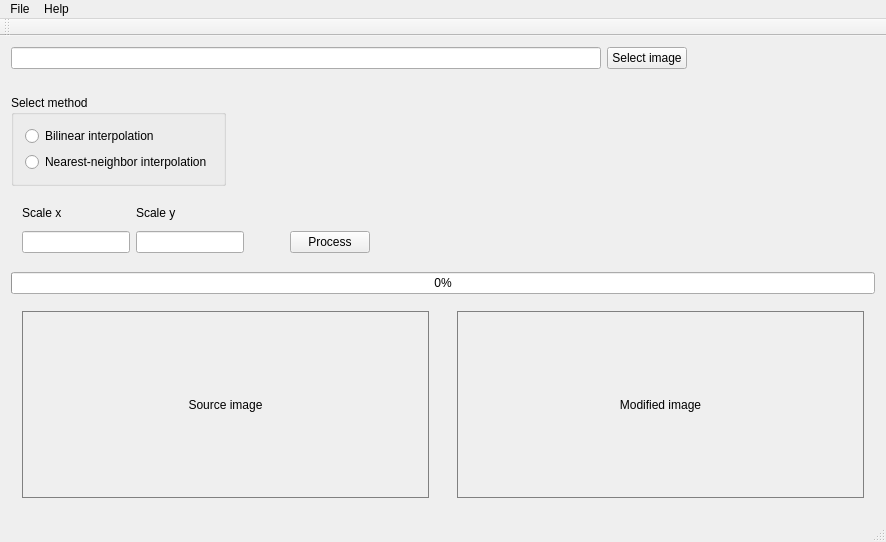
Qt form qt/mainwindow.ui (herodrigues/cvip) before a commit.
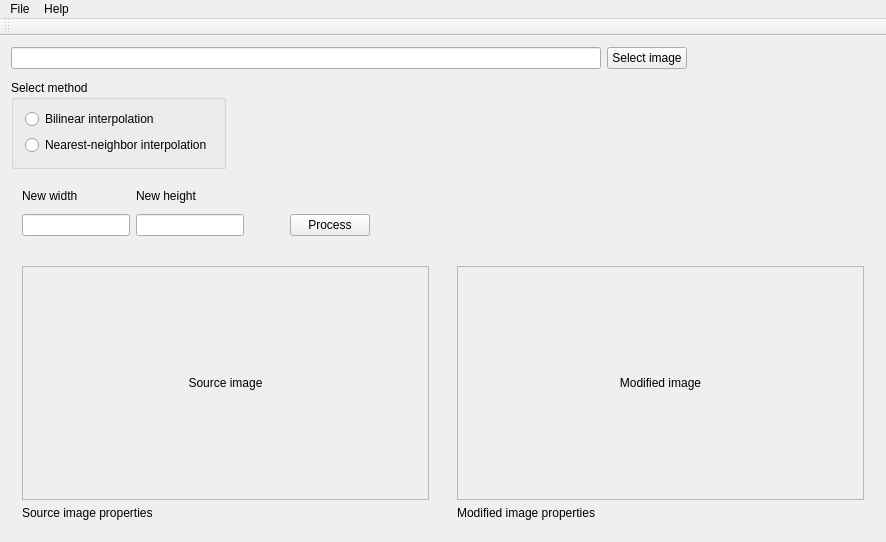
The same form after that commit.

Commit message:
Add nearest-neighbor interpolation
Summary:
- Remove tux.png
- Update README.md
- Redesign GUI

```diff
--- a/qt/mainwindow.ui
+++ b/qt/mainwindow.ui
@@ -20,7 +20,42 @@
    <string>MainWindow</string>
   </property>
   <widget class="QWidget" name="centralWidget">
-   <layout class="QGridLayout" name="gridLayout_2">
+   <layout class="QGridLayout" name="gridLayout_3">
+    <item row="1" column="0">
+     <widget class="QGroupBox" name="groupBox">
+      <property name="sizePolicy">
+       <sizepolicy hsizetype="Fixed" vsizetype="Fixed">
+        <horstretch>0</horstretch>
+        <verstretch>0</verstretch>
+       </sizepolicy>
+      </property>
+      <property name="title">
+       <string>Select method</string>
+      </property>
+      <layout class="QFormLayout" name="formLayout">
+       <property name="verticalSpacing">
+        <number>6</number>
+       </property>
+       <property name="topMargin">
+        <number>9</number>
+       </property>
+       <item row="0" column="0">
+        <widget class="QRadioButton" name="rbBilinear">
+         <property name="text">
+          <string>Bilinear interpolation</string>
+         </property>
+        </widget>
+       </item>
+       <item row="1" column="0">
+        <widget class="QRadioButton" name="rbNeighbor">
+         <property name="text">
+          <string>Nearest-neighbor interpolation</string>
+         </property>
+        </widget>
+       </item>
+      </layout>
+     </widget>
+    </item>
     <item row="0" column="0">
      <layout class="QHBoxLayout" name="horizontalLayout_4">
       <property name="spacing">
@@ -35,6 +70,9 @@
       <property name="rightMargin">
        <number>0</number>
       </property>
+      <property name="bottomMargin">
+       <number>5</number>
+      </property>
       <item>
        <layout class="QHBoxLayout" name="horizontalLayout">
         <property name="spacing">
@@ -74,49 +112,116 @@
       </item>
      </layout>
     </item>
-    <item row="1" column="0">
-     <spacer name="horizontalSpacer_4">
-      <property name="orientation">
-       <enum>Qt::Horizontal</enum>
-      </property>
-      <property name="sizeHint" stdset="0">
-       <size>
-        <width>865</width>
-        <height>20</height>
-       </size>
-      </property>
-     </spacer>
-    </item>
     <item row="3" column="0">
-     <widget class="QGroupBox" name="groupBox">
-      <property name="sizePolicy">
-       <sizepolicy hsizetype="Fixed" vsizetype="Fixed">
-        <horstretch>0</horstretch>
-        <verstretch>0</verstretch>
-       </sizepolicy>
-      </property>
-      <property name="title">
-       <string>Select method</string>
-      </property>
-      <layout class="QFormLayout" name="formLayout">
-       <item row="0" column="0">
-        <widget class="QRadioButton" name="rbBilinear">
-         <property name="text">
-          <string>Bilinear interpolation</string>
-         </property>
-        </widget>
-       </item>
-       <item row="1" column="0">
-        <widget class="QRadioButton" name="rbNeighbor">
-         <property name="text">
-          <string>Nearest-neighbor interpolation</string>
-         </property>
-        </widget>
-       </item>
-      </layout>
-     </widget>
+     <layout class="QGridLayout" name="gridLayout_2">
+      <item row="0" column="1">
+       <widget class="QWidget" name="widget_2" native="true">
+        <layout class="QVBoxLayout" name="verticalLayout_2">
+         <item>
+          <widget class="QScrollArea" name="scrollArea_2">
+           <property name="widgetResizable">
+            <bool>true</bool>
+           </property>
+           <widget class="QWidget" name="scrollAreaWidgetContents_4">
+            <property name="geometry">
+             <rect>
+              <x>0</x>
+              <y>0</y>
+              <width>410</width>
+              <height>220</height>
+             </rect>
+            </property>
+            <layout class="QHBoxLayout" name="horizontalLayout_5">
+             <item>
+              <widget class="QLabel" name="modifiedImg">
+               <property name="text">
+                <string>Modified image</string>
+               </property>
+               <property name="scaledContents">
+                <bool>false</bool>
+               </property>
+               <property name="alignment">
+                <set>Qt::AlignCenter</set>
+               </property>
+              </widget>
+             </item>
+            </layout>
+           </widget>
+          </widget>
+         </item>
+         <item>
+          <widget class="QLabel" name="modImgProperty">
+           <property name="sizePolicy">
+            <sizepolicy hsizetype="Fixed" vsizetype="Fixed">
+             <horstretch>0</horstretch>
+             <verstretch>0</verstretch>
+            </sizepolicy>
+           </property>
+           <property name="text">
+            <string>Modified image properties</string>
+           </property>
+           <property name="alignment">
+            <set>Qt::AlignRight|Qt::AlignTrailing|Qt::AlignVCenter</set>
+           </property>
+          </widget>
+         </item>
+        </layout>
+       </widget>
+      </item>
+      <item row="0" column="0">
+       <widget class="QWidget" name="widget" native="true">
+        <layout class="QVBoxLayout" name="verticalLayout">
+         <item>
+          <widget class="QScrollArea" name="scrollArea">
+           <property name="widgetResizable">
+            <bool>true</bool>
+           </property>
+           <widget class="QWidget" name="scrollAreaWidgetContents_3">
+            <property name="geometry">
+             <rect>
+              <x>0</x>
+              <y>0</y>
+              <width>410</width>
+              <height>220</height>
+             </rect>
+            </property>
+            <layout class="QHBoxLayout" name="horizontalLayout_3">
+             <item>
+              <widget class="QLabel" name="sourceImg">
+               <property name="text">
+                <string>Source image</string>
+               </property>
+               <property name="scaledContents">
+                <bool>false</bool>
+               </property>
+               <property name="alignment">
+                <set>Qt::AlignCenter</set>
+               </property>
+              </widget>
+             </item>
+            </layout>
+           </widget>
+          </widget>
+         </item>
+         <item>
+          <widget class="QLabel" name="srcImgProperty">
+           <property name="sizePolicy">
+            <sizepolicy hsizetype="Fixed" vsizetype="Fixed">
+             <horstretch>0</horstretch>
+             <verstretch>0</verstretch>
+            </sizepolicy>
+           </property>
+           <property name="text">
+            <string>Source image properties</string>
+           </property>
+          </widget>
+         </item>
+        </layout>
+       </widget>
+      </item>
+     </layout>
     </item>
-    <item row="4" column="0">
+    <item row="2" column="0">
      <widget class="QSplitter" name="splitter">
       <property name="sizePolicy">
        <sizepolicy hsizetype="Fixed" vsizetype="Fixed">
@@ -158,7 +263,7 @@
         <item row="0" column="0">
          <widget class="QLabel" name="label">
           <property name="text">
-           <string>Scale x</string>
+           <string>New width</string>
           </property>
          </widget>
         </item>
@@ -168,7 +273,7 @@
         <item row="0" column="1">
          <widget class="QLabel" name="label_2">
           <property name="text">
-           <string>Scale y</string>
+           <string>New height</string>
           </property>
          </widget>
         </item>
@@ -195,58 +300,6 @@
       </widget>
      </widget>
     </item>
-    <item row="6" column="0">
-     <layout class="QHBoxLayout" name="horizontalLayout_3">
-      <item>
-       <widget class="QWidget" name="widget" native="true">
-        <layout class="QHBoxLayout" name="horizontalLayout_5">
-         <item>
-          <widget class="QLabel" name="sourceImg">
-           <property name="styleSheet">
-            <string notr="true">border: 1px solid grey</string>
-           </property>
-           <property name="text">
-            <string>Source image</string>
-           </property>
-           <property name="scaledContents">
-            <bool>true</bool>
-           </property>
-           <property name="alignment">
-            <set>Qt::AlignCenter</set>
-           </property>
-          </widget>
-         </item>
-        </layout>
-       </widget>
-      </item>
-      <item>
-       <widget class="QWidget" name="widget_2" native="true">
-        <layout class="QHBoxLayout" name="horizontalLayout_2">
-         <item>
-          <widget class="QLabel" name="modifiedImg">
-           <property name="styleSheet">
-            <string notr="true">border: 1px solid grey</string>
-           </property>
-           <property name="text">
-            <string>Modified image</string>
-           </property>
-           <property name="alignment">
-            <set>Qt::AlignCenter</set>
-           </property>
-          </widget>
-         </item>
-        </layout>
-       </widget>
-      </item>
-     </layout>
-    </item>
-    <item row="5" column="0">
-     <widget class="QProgressBar" name="progressBar">
-      <property name="value">
-       <number>0</number>
-      </property>
-     </widget>
-    </item>
    </layout>
    <zorder>groupBox</zorder>
    <zorder>splitter</zorder>
@@ -285,7 +338,6 @@
     <bool>false</bool>
    </attribute>
   </widget>
-  <widget class="QStatusBar" name="statusBar"/>
   <action name="actionAbout">
    <property name="text">
     <string>About</string>
```
Left out of the diff: 17 changed lines with no effect on the pictures. The commit also changes 14 other files.
